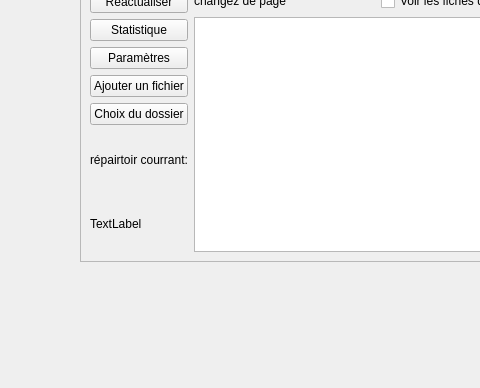
Before: the Qt Designer form UI/changementDePage.ui in Guillaume-Chauveau/CatalogageDeDocumentDeLaDIBISO, drawn with Qt 5; both pictures show x 0 to 480 and y 129 to 517 of the 716 by 517 pixel window.
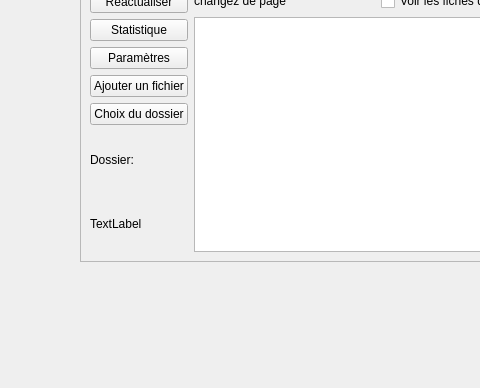
After: the same form once the commit is applied.

Commit message: version pour la réunion

```diff
--- a/UI/changementDePage.ui
+++ b/UI/changementDePage.ui
@@ -72,7 +72,7 @@
          <item>
           <widget class="QLabel" name="label_2">
            <property name="text">
-            <string>répairtoir courrant:</string>
+            <string>Dossier:</string>
            </property>
           </widget>
          </item>
```
The commit also changes 1 other file.
